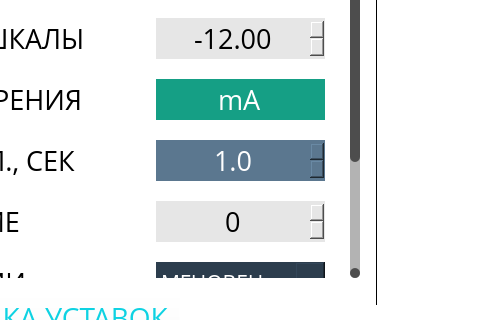
tomyqg/topaz-m, file settings.ui: the form before one commit; both pictures show x 447 to 927 and y 284 to 604 of the 1024 by 768 pixel window.
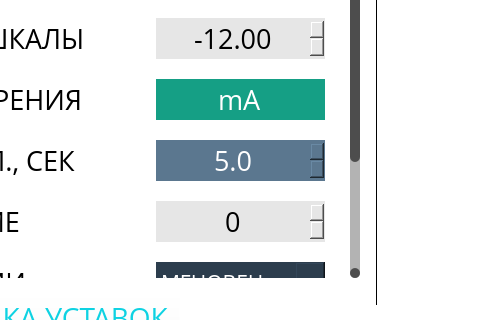
The form after the commit. The open tabs and pages were chosen to show the change. Icons and pictures are not drawn. Custom widgets are drawn as their Qt base class.

Diff of the .ui file:
```diff
--- a/settings.ui
+++ b/settings.ui
@@ -513,7 +513,7 @@
                     <rect>
                      <x>0</x>
                      <y>0</y>
-                     <width>551</width>
+                     <width>564</width>
                      <height>608</height>
                     </rect>
                    </property>
@@ -1205,7 +1205,7 @@
                        <number>1</number>
                       </property>
                       <property name="minimum">
-                       <double>0.100000000000000</double>
+                       <double>0.500000000000000</double>
                       </property>
                       <property name="maximum">
                        <double>10.000000000000000</double>
@@ -1214,7 +1214,7 @@
                        <double>0.100000000000000</double>
                       </property>
                       <property name="value">
-                       <double>1.000000000000000</double>
+                       <double>5.000000000000000</double>
                       </property>
                      </widget>
                     </item>
```
Left out of the diff: 8 changed lines with no effect on the pictures.
